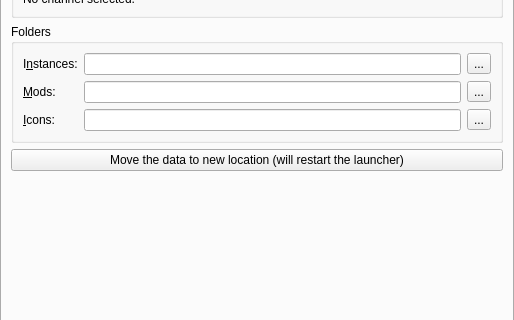
The window that launcher/ui/pages/global/LauncherPage.ui (FreesmTeam/FreesmLauncher) describes before a commit, drawn with Qt 5; both pictures show x 0 to 514 and y 146 to 466 of the 514 by 629 pixel window.
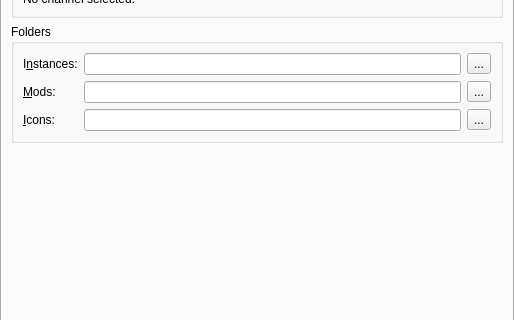
The same window after the commit.

Commit message: Remove old macOS data migration code

Patch:
```diff
--- a/launcher/ui/pages/global/LauncherPage.ui
+++ b/launcher/ui/pages/global/LauncherPage.ui
@@ -157,13 +157,6 @@
          </layout>
         </widget>
        </item>
-       <item>
-        <widget class="QPushButton" name="migrateDataFolderMacBtn">
-         <property name="text">
-          <string>Move the data to new location (will restart the launcher)</string>
-         </property>
-        </widget>
-       </item>
        <item>
         <spacer name="verticalSpacer_2">
          <property name="orientation">
```
The commit also changes 3 other files.
